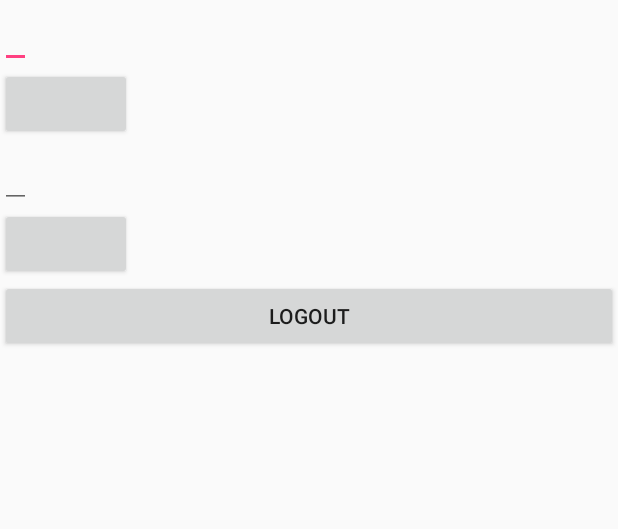
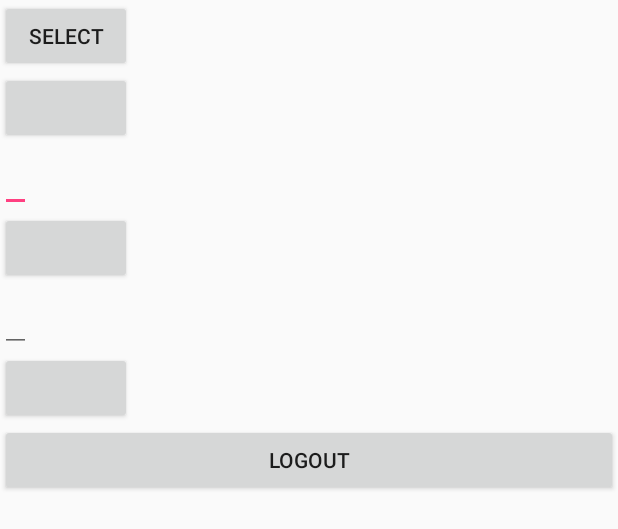
Before and after one commit to Kratos1013/TimeTrackerAI, an Android app: the layout fragment_profile.xml on its own in the app's theme, with its tools: preview values and no code run, on a phone screen of 412 x 824 dp. Shown: the top 529 px of the screen. Run offline under Robolectric (Android 15) with nearby library versions, the phone set to English and light mode, and no system bars.

Commit message:
some small changes

```diff
--- a/app/build.gradle
+++ b/app/build.gradle
@@ -21,6 +21,7 @@ android {
 
 dependencies {
     implementation fileTree(dir: 'libs', include: ['*.jar'])
+    //noinspection GradleCompatible
     implementation 'com.android.support:appcompat-v7:27.1.1'
     implementation 'com.android.support:design:27.1.1'
     implementation 'com.android.support.constraint:constraint-layout:1.1.2'
--- a/app/src/main/java/com/krintos/timetrackerai/Helper/AppConfig.java
+++ b/app/src/main/java/com/krintos/timetrackerai/Helper/AppConfig.java
@@ -6,12 +6,13 @@ package com.krintos.timetrackerai.Helper;
 
 public class AppConfig {
     // Server user login url
-    //public static String IP = "http://89.223.90.102:8095";
-    public static String IP = "http://192.168.137.1:8095";
+    public static String IP = "http://89.223.90.102:8095";
+    //public static String IP = "http://192.168.137.1:8095";
     public static String URL_LOGIN = IP+"/login";
 
     public static String URL_SIGN_UP = IP+"/signUp";
     public static String URL_GETUSER = IP+"/user/get";
+    public static String URL_GETUSERPHOTO= IP+"/user/photo/";
     public static String URL_UPDATE_USER = IP+"/user/updateUser";
 
 
--- a/app/src/main/java/com/krintos/timetrackerai/Services/UserService.java
+++ b/app/src/main/java/com/krintos/timetrackerai/Services/UserService.java
@@ -28,6 +28,7 @@ public class UserService {
         User user = (User) new Select().from(User.class).execute().get(0);
         user.setUserName(userUpdated.getUserName());
         user.setName(userUpdated.getName());
+        user.setPicName(userUpdated.getPicName());
         user.save();
     }
 
--- a/app/src/main/res/layout/fragment_profile.xml
+++ b/app/src/main/res/layout/fragment_profile.xml
@@ -5,6 +5,20 @@
     android:layout_width="match_parent"
     android:layout_height="match_parent"
     tools:context="com.krintos.timetrackerai.Fragments.Profile">
+    <ImageView
+        android:id="@+id/pimage"
+        android:layout_width="wrap_content"
+        android:layout_height="wrap_content" />
+    <Button
+        android:id="@+id/imagepicker"
+        android:text="select"
+        android:layout_width="wrap_content"
+        android:layout_height="wrap_content" />
+    <Button
+        android:id="@+id/gettt"
+        android:layout_width="wrap_content"
+        android:layout_height="wrap_content" />
+
     <EditText
         android:id="@+id/name"
         android:layout_width="wrap_content"
```
Also changed, not shown: app/src/main/java/com/krintos/timetrackerai/Fragments/Profile.java (+62 -11 lines), app/src/main/java/com/krintos/timetrackerai/Models/User.java (+14 -0 lines), app/src/main/java/com/krintos/timetrackerai/SessionManager/UserSession.java (+43 -9 lines).
